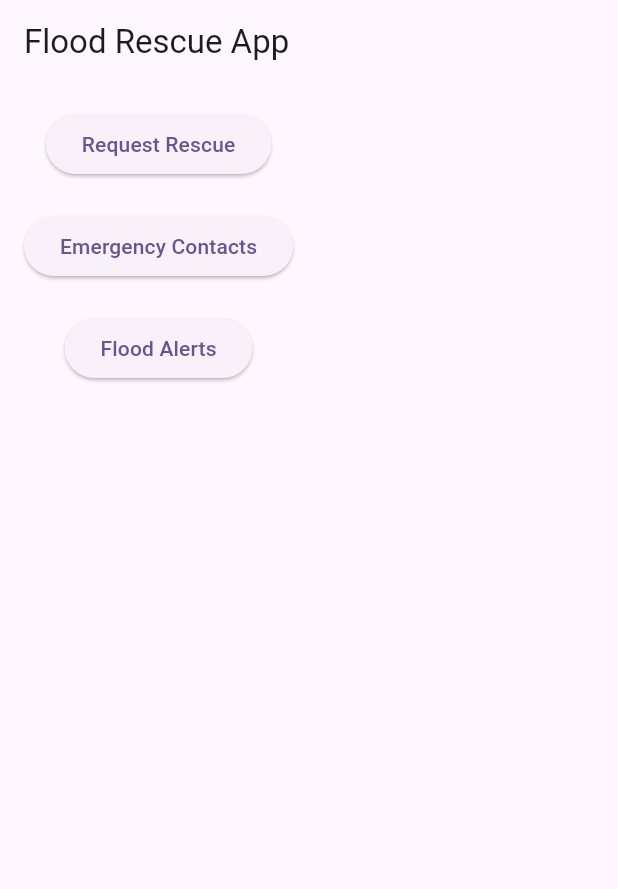
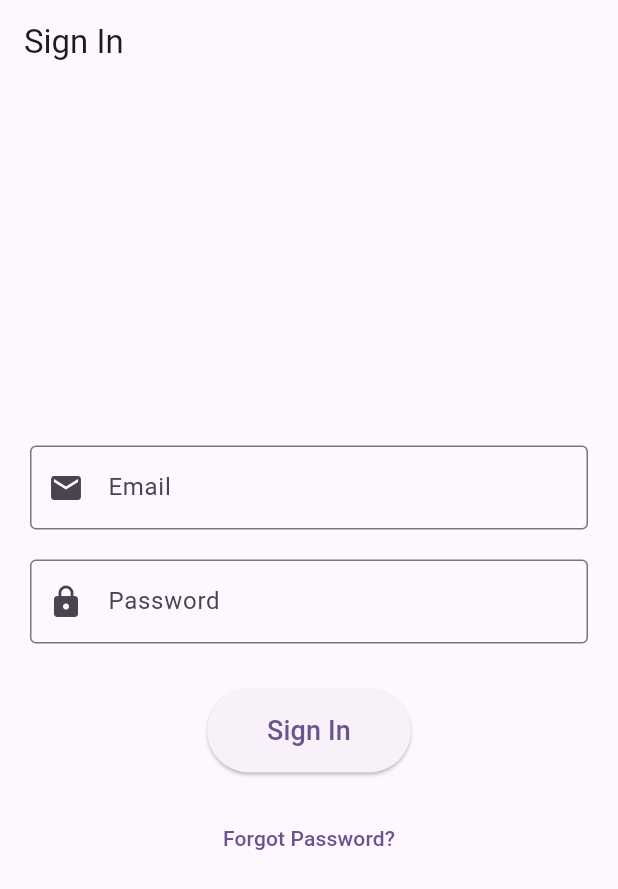
Before and after one commit to MdRahimulHassan/Flood-Rescue-App, a Flutter app: the screen it shows after launch, on a phone screen of 412 x 824 dp. Shown: the top 889 px of the screen. Run offline on Flutter 3.47's test engine with Material 3 defaults, Android fonts, the phone set to English and light mode, and no system bars; our stand-ins replace geolocator, google_maps_flutter.

```diff
--- a/lib/main.dart
+++ b/lib/main.dart
@@ -1,6 +1,5 @@
-// main.dart
 import 'package:flutter/material.dart';
-import 'screens/home_screen.dart'; // Import the HomeScreen
+import 'screens/sign_in_screen.dart';
 
 void main() {
   runApp(const MyApp());
@@ -17,7 +16,7 @@ class MyApp extends StatelessWidget {
         colorScheme: ColorScheme.fromSeed(seedColor: Colors.deepPurple),
         useMaterial3: true,
       ),
-      home: HomeScreen(), // Set HomeScreen as the initial screen
+      home: const SignInScreen(),
     );
   }
 }
--- a/lib/screens/emergency_contacts_screen.dart
+++ b/lib/screens/emergency_contacts_screen.dart
@@ -1,16 +1,13 @@
-// screens/emergency_contacts_screen.dart
 import 'package:flutter/material.dart';
 
 class EmergencyContactsScreen extends StatelessWidget {
+  const EmergencyContactsScreen({super.key});
+
   @override
   Widget build(BuildContext context) {
     return Scaffold(
-      appBar: AppBar(
-        title: Text('Emergency Contacts'),
-      ),
-      body: Center(
-        child: Text('Emergency Contacts Screen'),
-      ),
+      appBar: AppBar(title: const Text('Emergency Contacts')),
+      body: const Center(child: Text('Emergency Contacts Screen')),
     );
   }
 }
--- /dev/null
+++ b/lib/screens/sign_in_screen.dart
@@ -0,0 +1,75 @@
+import 'package:flutter/material.dart';
+import 'home_screen.dart';
+
+class SignInScreen extends StatefulWidget {
+  const SignInScreen({super.key});
+
+  @override
+  State<SignInScreen> createState() => _SignInScreenState();
+}
+
+class _SignInScreenState extends State<SignInScreen> {
+  final _formKey = GlobalKey<FormState>();
+  final TextEditingController _emailController = TextEditingController();
+  final TextEditingController _passwordController = TextEditingController();
+
+  void _signIn() {
+    if (_formKey.currentState!.validate()) {
+      Navigator.pushReplacement(
+        context,
+        MaterialPageRoute(builder: (context) => const HomeScreen()),
+      );
+    }
+  }
+
+  @override
+  Widget build(BuildContext context) {
+    return Scaffold(
+      appBar: AppBar(title: const Text('Sign In')),
+      body: Padding(
+        padding: const EdgeInsets.all(20.0),
+        child: Form(
+          key: _formKey,
+          child: Column(
+            mainAxisAlignment: MainAxisAlignment.center,
+            children: [
+              TextFormField(
+                controller: _emailController,
+                decoration: const InputDecoration(
+                  labelText: 'Email',
+                  border: OutlineInputBorder(),
+                  prefixIcon: Icon(Icons.email),
+                ),
+                validator: (value) => value?.isEmpty ?? true ? 'Please enter email' : null,
+              ),
+              const SizedBox(height: 20),
+              TextFormField(
+                controller: _passwordController,
+                obscureText: true,
+                decoration: const InputDecoration(
+                  labelText: 'Password',
+                  border: OutlineInputBorder(),
+                  prefixIcon: Icon(Icons.lock),
+                ),
+                validator: (value) => value?.isEmpty ?? true ? 'Please enter password' : null,
+              ),
+              const SizedBox(height: 30),
+              ElevatedButton(
+                onPressed: _signIn,
+                style: ElevatedButton.styleFrom(
+                  padding: const EdgeInsets.symmetric(horizontal: 40, vertical: 15),
+                ),
+                child: const Text('Sign In', style: TextStyle(fontSize: 18)),
+              ), // ✅ Correctly closed parenthesis
+              const SizedBox(height: 20),
+              TextButton(
+                onPressed: () {},
+                child: const Text('Forgot Password?'),
+              ),
+            ],
+          ),
+        ),
+      ),
+    );
+  }
+}
--- a/lib/services/notification_service.dart
+++ b/lib/services/notification_service.dart
@@ -1,7 +1,5 @@
-// services/notification_service.dart
 class NotificationService {
   Future<void> showNotification(String title, String body) async {
-    // Log the notification to the console
     print('Notification: $title - $body');
   }
 }
--- a/lib/services/rescue_request_service.dart
+++ b/lib/services/rescue_request_service.dart
@@ -1,10 +1,9 @@
-// services/rescue_request_service.dart
 import 'package:http/http.dart' as http;
 
 class RescueRequestService {
   Future<void> sendRescueRequest(String userId, double lat, double lng) async {
     final response = await http.post(
-      Uri.parse('https://your-backend.com/rescue'),
+      Uri.parse('https://your-api.com/rescue'),
       body: {
         'userId': userId,
         'lat': lat.toString(),
@@ -12,10 +11,8 @@ class RescueRequestService {
       },
     );
 
-    if (response.statusCode == 200) {
-      print('Rescue request sent successfully');
-    } else {
-      print('Failed to send rescue request');
+    if (response.statusCode != 200) {
+      throw 'Failed to send request';
     }
   }
 }
```
Also changed, not shown: lib/screens/flood_alerts_screen.dart (+15 -17 lines), lib/screens/home_screen.dart (+33 -31 lines), lib/screens/map_screen.dart (+6 -7 lines), lib/screens/rescue_request_screen.dart (+19 -25 lines), lib/services/location_service.dart (+4 -6 lines), pubspec.lock.
